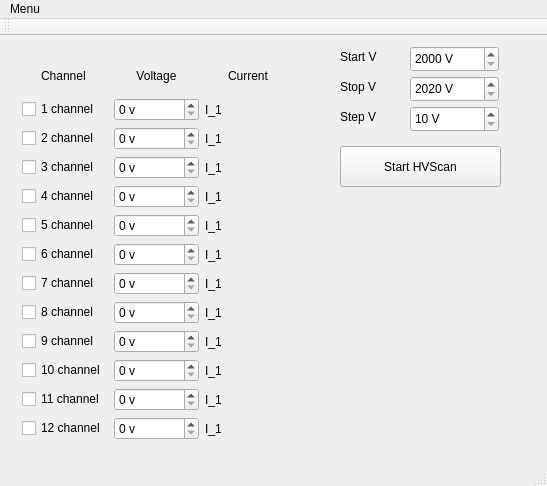
First picture: the form in mainwindow.ui, repository aspirantip/spascharm_hvp, before the edit.
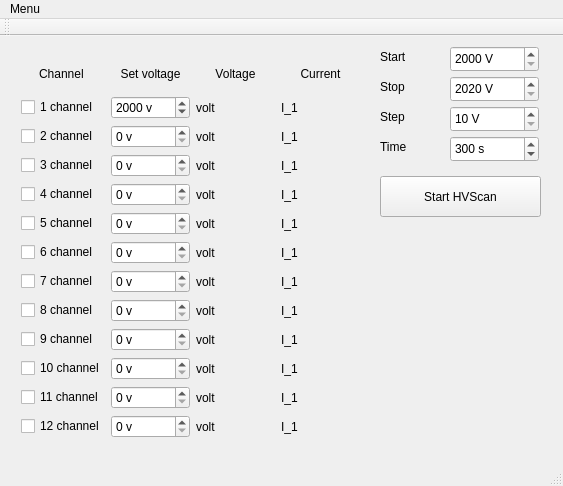
Second picture: the form after the edit.

Commit message: Added widgets for voltage values monitoring.

```diff
--- a/mainwindow.ui
+++ b/mainwindow.ui
@@ -6,7 +6,7 @@
    <rect>
     <x>0</x>
     <y>0</y>
-    <width>547</width>
+    <width>563</width>
     <height>486</height>
    </rect>
   </property>
@@ -17,46 +17,46 @@
    <widget class="QLabel" name="label_4">
     <property name="geometry">
      <rect>
-      <x>340</x>
+      <x>380</x>
       <y>10</y>
       <width>67</width>
       <height>21</height>
      </rect>
     </property>
     <property name="text">
-     <string>Start V</string>
+     <string>Start</string>
     </property>
    </widget>
    <widget class="QLabel" name="label_5">
     <property name="geometry">
      <rect>
-      <x>340</x>
+      <x>380</x>
       <y>40</y>
       <width>67</width>
       <height>21</height>
      </rect>
     </property>
     <property name="text">
-     <string>Stop V</string>
+     <string>Stop</string>
     </property>
    </widget>
    <widget class="QLabel" name="label_6">
     <property name="geometry">
      <rect>
-      <x>340</x>
+      <x>380</x>
       <y>70</y>
       <width>67</width>
       <height>21</height>
      </rect>
     </property>
     <property name="text">
-     <string>Step V</string>
+     <string>Step</string>
     </property>
    </widget>
    <widget class="QSpinBox" name="sbVStart">
     <property name="geometry">
      <rect>
-      <x>410</x>
+      <x>450</x>
       <y>10</y>
       <width>89</width>
       <height>26</height>
@@ -78,7 +78,7 @@
    <widget class="QSpinBox" name="sbVStop">
     <property name="geometry">
      <rect>
-      <x>410</x>
+      <x>450</x>
       <y>40</y>
       <width>89</width>
       <height>26</height>
@@ -100,7 +100,7 @@
    <widget class="QSpinBox" name="sbVStep">
     <property name="geometry">
      <rect>
-      <x>410</x>
+      <x>450</x>
       <y>70</y>
       <width>89</width>
       <height>26</height>
@@ -122,8 +122,8 @@
    <widget class="QPushButton" name="pbStartHVScan">
     <property name="geometry">
      <rect>
-      <x>340</x>
-      <y>110</y>
+      <x>380</x>
+      <y>140</y>
       <width>161</width>
       <height>41</height>
      </rect>
@@ -135,127 +135,13 @@
    <widget class="QWidget" name="layoutWidget">
     <property name="geometry">
      <rect>
-      <x>11</x>
-      <y>12</y>
-      <width>291</width>
+      <x>10</x>
+      <y>10</y>
+      <width>361</width>
       <height>403</height>
      </rect>
     </property>
     <layout class="QGridLayout" name="gridLayout">
-     <item row="0" column="0">
-      <widget class="QLabel" name="label">
-       <property name="text">
-        <string>Channel </string>
-       </property>
-       <property name="alignment">
-        <set>Qt::AlignCenter</set>
-       </property>
-      </widget>
-     </item>
-     <item row="0" column="1">
-      <widget class="QLabel" name="label_2">
-       <property name="text">
-        <string>Voltage</string>
-       </property>
-       <property name="alignment">
-        <set>Qt::AlignCenter</set>
-       </property>
-      </widget>
-     </item>
-     <item row="0" column="2">
-      <widget class="QLabel" name="label_3">
-       <property name="text">
-        <string>Current</string>
-       </property>
-       <property name="alignment">
-        <set>Qt::AlignCenter</set>
-       </property>
-      </widget>
-     </item>
-     <item row="1" column="2">
-      <widget class="QLabel" name="lblCurrent_1">
-       <property name="text">
-        <string>I_1</string>
-       </property>
-      </widget>
-     </item>
-     <item row="2" column="2">
-      <widget class="QLabel" name="lblCurrent_2">
-       <property name="text">
-        <string>I_1</string>
-       </property>
-      </widget>
-     </item>
-     <item row="3" column="2">
-      <widget class="QLabel" name="lblCurrent_3">
-       <property name="text">
-        <string>I_1</string>
-       </property>
-      </widget>
-     </item>
-     <item row="4" column="2">
-      <widget class="QLabel" name="lblCurrent_4">
-       <property name="text">
-        <string>I_1</string>
-       </property>
-      </widget>
-     </item>
-     <item row="5" column="2">
-      <widget class="QLabel" name="lblCurrent_5">
-       <property name="text">
-        <string>I_1</string>
-       </property>
-      </widget>
-     </item>
-     <item row="6" column="2">
-      <widget class="QLabel" name="lblCurrent_6">
-       <property name="text">
-        <string>I_1</string>
-       </property>
-      </widget>
-     </item>
-     <item row="7" column="2">
-      <widget class="QLabel" name="lblCurrent_7">
-       <property name="text">
-        <string>I_1</string>
-       </property>
-      </widget>
-     </item>
-     <item row="8" column="2">
-      <widget class="QLabel" name="lblCurrent_8">
-       <property name="text">
-        <string>I_1</string>
-       </property>
-      </widget>
-     </item>
-     <item row="9" column="2">
-      <widget class="QLabel" name="lblCurrent_9">
-       <property name="text">
-        <string>I_1</string>
-       </property>
-      </widget>
-     </item>
-     <item row="10" column="2">
-      <widget class="QLabel" name="lblCurrent_10">
-       <property name="text">
-        <string>I_1</string>
-       </property>
-      </widget>
-     </item>
-     <item row="11" column="2">
-      <widget class="QLabel" name="lblCurrent_11">
-       <property name="text">
-        <string>I_1</string>
-       </property>
-      </widget>
-     </item>
-     <item row="12" column="2">
-      <widget class="QLabel" name="lblCurrent_12">
-       <property name="text">
-        <string>I_1</string>
-       </property>
-      </widget>
-     </item>
      <item row="1" column="0">
       <widget class="QCheckBox" name="chbChannel_1">
        <property name="text">
@@ -263,31 +149,17 @@
        </property>
       </widget>
      </item>
-     <item row="2" column="0">
-      <widget class="QCheckBox" name="chbChannel_2">
+     <item row="8" column="3">
+      <widget class="QLabel" name="lblCurrent_8">
        <property name="text">
-        <string>2 channel</string>
+        <string>I_1</string>
        </property>
       </widget>
      </item>
-     <item row="3" column="0">
-      <widget class="QCheckBox" name="chbChannel_3">
+     <item row="5" column="3">
+      <widget class="QLabel" name="lblCurrent_5">
        <property name="text">
-        <string>3 channel</string>
-       </property>
-      </widget>
-     </item>
-     <item row="4" column="0">
-      <widget class="QCheckBox" name="chbChannel_4">
-       <property name="text">
-        <string>4 channel</string>
-       </property>
-      </widget>
-     </item>
-     <item row="5" column="0">
-      <widget class="QCheckBox" name="chbChannel_5">
-       <property name="text">
-        <string>5 channel</string>
+        <string>I_1</string>
        </property>
       </widget>
      </item>
@@ -298,13 +170,6 @@
        </property>
       </widget>
      </item>
-     <item row="11" column="0">
-      <widget class="QCheckBox" name="chbChannel_11">
-       <property name="text">
-        <string>11 channel</string>
-       </property>
-      </widget>
-     </item>
      <item row="10" column="0">
       <widget class="QCheckBox" name="chbChannel_10">
        <property name="text">
@@ -312,10 +177,71 @@
        </property>
       </widget>
      </item>
-     <item row="9" column="0">
-      <widget class="QCheckBox" name="chbChannel_9">
+     <item row="11" column="3">
+      <widget class="QLabel" name="lblCurrent_11">
        <property name="text">
-        <string>9 channel</string>
+        <string>I_1</string>
+       </property>
+      </widget>
+     </item>
+     <item row="6" column="3">
+      <widget class="QLabel" name="lblCurrent_6">
+       <property name="text">
+        <string>I_1</string>
+       </property>
+      </widget>
+     </item>
+     <item row="0" column="3">
+      <widget class="QLabel" name="label_3">
+       <property name="text">
+        <string>Current</string>
+       </property>
+       <property name="alignment">
+        <set>Qt::AlignCenter</set>
+       </property>
+      </widget>
+     </item>
+     <item row="5" column="0">
+      <widget class="QCheckBox" name="chbChannel_5">
+       <property name="text">
+        <string>5 channel</string>
+       </property>
+      </widget>
+     </item>
+     <item row="3" column="3">
+      <widget class="QLabel" name="lblCurrent_3">
+       <property name="text">
+        <string>I_1</string>
+       </property>
+      </widget>
+     </item>
+     <item row="1" column="1">
+      <widget class="QSpinBox" name="sbVoltage_1">
+       <property name="suffix">
+        <string notr="true"> v</string>
+       </property>
+       <property name="prefix">
+        <string/>
+       </property>
+       <property name="maximum">
+        <number>2600</number>
+       </property>
+       <property name="value">
+        <number>2000</number>
+       </property>
+      </widget>
+     </item>
+     <item row="10" column="3">
+      <widget class="QLabel" name="lblCurrent_10">
+       <property name="text">
+        <string>I_1</string>
+       </property>
+      </widget>
+     </item>
+     <item row="4" column="0">
+      <widget class="QCheckBox" name="chbChannel_4">
+       <property name="text">
+        <string>4 channel</string>
        </property>
       </widget>
      </item>
@@ -326,69 +252,10 @@
        </property>
       </widget>
      </item>
-     <item row="7" column="0">
-      <widget class="QCheckBox" name="chbChannel_7">
+     <item row="9" column="3">
+      <widget class="QLabel" name="lblCurrent_9">
        <property name="text">
-        <string>7 channel</string>
-       </property>
-      </widget>
-     </item>
-     <item row="6" column="0">
-      <widget class="QCheckBox" name="chbChannel_6">
-       <property name="text">
-        <string>6 channel</string>
-       </property>
-      </widget>
-     </item>
-     <item row="12" column="1">
-      <widget class="QSpinBox" name="sbVoltage_12">
-       <property name="suffix">
-        <string notr="true"> v</string>
-       </property>
-       <property name="prefix">
-        <string/>
-       </property>
-       <property name="maximum">
-        <number>2600</number>
-       </property>
-      </widget>
-     </item>
-     <item row="11" column="1">
-      <widget class="QSpinBox" name="sbVoltage_11">
-       <property name="suffix">
-        <string notr="true"> v</string>
-       </property>
-       <property name="prefix">
-        <string/>
-       </property>
-       <property name="maximum">
-        <number>2600</number>
-       </property>
-      </widget>
-     </item>
-     <item row="10" column="1">
-      <widget class="QSpinBox" name="sbVoltage_10">
-       <property name="suffix">
-        <string notr="true"> v</string>
-       </property>
-       <property name="prefix">
-        <string/>
-       </property>
-       <property name="maximum">
-        <number>2600</number>
-       </property>
-      </widget>
-     </item>
-     <item row="9" column="1">
-      <widget class="QSpinBox" name="sbVoltage_9">
-       <property name="suffix">
-        <string notr="true"> v</string>
-       </property>
-       <property name="prefix">
-        <string/>
-       </property>
-       <property name="maximum">
-        <number>2600</number>
+        <string>I_1</string>
        </property>
       </widget>
      </item>
@@ -405,8 +272,28 @@
        </property>
       </widget>
      </item>
-     <item row="7" column="1">
-      <widget class="QSpinBox" name="sbVoltage_7">
+     <item row="9" column="0">
+      <widget class="QCheckBox" name="chbChannel_9">
+       <property name="text">
+        <string>9 channel</string>
+       </property>
+      </widget>
+     </item>
+     <item row="4" column="1">
+      <widget class="QSpinBox" name="sbVoltage_4">
+       <property name="suffix">
+        <string notr="true"> v</string>
+       </property>
+       <property name="prefix">
+        <string/>
+       </property>
+       <property name="maximum">
+        <number>2600</number>
+       </property>
+      </widget>
+     </item>
+     <item row="10" column="1">
+      <widget class="QSpinBox" name="sbVoltage_10">
        <property name="suffix">
         <string notr="true"> v</string>
        </property>
@@ -431,6 +318,118 @@
        </property>
       </widget>
      </item>
+     <item row="0" column="0">
+      <widget class="QLabel" name="label">
+       <property name="text">
+        <string>Channel </string>
+       </property>
+       <property name="alignment">
+        <set>Qt::AlignCenter</set>
+       </property>
+      </widget>
+     </item>
+     <item row="11" column="1">
+      <widget class="QSpinBox" name="sbVoltage_11">
+       <property name="suffix">
+        <string notr="true"> v</string>
+       </property>
+       <property name="prefix">
+        <string/>
+       </property>
+       <property name="maximum">
+        <number>2600</number>
+       </property>
+      </widget>
+     </item>
+     <item row="11" column="0">
+      <widget class="QCheckBox" name="chbChannel_11">
+       <property name="text">
+        <string>11 channel</string>
+       </property>
+      </widget>
+     </item>
+     <item row="1" column="3">
+      <widget class="QLabel" name="lblCurrent_1">
+       <property name="text">
+        <string>I_1</string>
+       </property>
+      </widget>
+     </item>
+     <item row="12" column="3">
+      <widget class="QLabel" name="lblCurrent_12">
+       <property name="text">
+        <string>I_1</string>
+       </property>
+      </widget>
+     </item>
+     <item row="7" column="3">
+      <widget class="QLabel" name="lblCurrent_7">
+       <property name="text">
+        <string>I_1</string>
+       </property>
+      </widget>
+     </item>
+     <item row="2" column="0">
+      <widget class="QCheckBox" name="chbChannel_2">
+       <property name="text">
+        <string>2 channel</string>
+       </property>
+      </widget>
+     </item>
+     <item row="7" column="1">
+      <widget class="QSpinBox" name="sbVoltage_7">
+       <property name="suffix">
+        <string notr="true"> v</string>
+       </property>
+       <property name="prefix">
+        <string/>
+       </property>
+       <property name="maximum">
+        <number>2600</number>
+       </property>
+      </widget>
+     </item>
+     <item row="2" column="1">
+      <widget class="QSpinBox" name="sbVoltage_2">
+       <property name="suffix">
+        <string notr="true"> v</string>
+       </property>
+       <property name="prefix">
+        <string/>
+       </property>
+       <property name="maximum">
+        <number>2600</number>
+       </property>
+      </widget>
+     </item>
+     <item row="2" column="3">
+      <widget class="QLabel" name="lblCurrent_2">
+       <property name="text">
+        <string>I_1</string>
+       </property>
+      </widget>
+     </item>
+     <item row="7" column="0">
+      <widget class="QCheckBox" name="chbChannel_7">
+       <property name="text">
+        <string>7 channel</string>
+       </property>
+      </widget>
+     </item>
+     <item row="4" column="3">
+      <widget class="QLabel" name="lblCurrent_4">
+       <property name="text">
+        <string>I_1</string>
+       </property>
+      </widget>
+     </item>
+     <item row="3" column="0">
+      <widget class="QCheckBox" name="chbChannel_3">
+       <property name="text">
+        <string>3 channel</string>
+       </property>
+      </widget>
+     </item>
      <item row="5" column="1">
       <widget class="QSpinBox" name="sbVoltage_5">
        <property name="suffix">
@@ -444,8 +443,8 @@
        </property>
       </widget>
      </item>
-     <item row="4" column="1">
-      <widget class="QSpinBox" name="sbVoltage_4">
+     <item row="12" column="1">
+      <widget class="QSpinBox" name="sbVoltage_12">
        <property name="suffix">
         <string notr="true"> v</string>
        </property>
@@ -470,8 +469,15 @@
        </property>
       </widget>
      </item>
-     <item row="2" column="1">
-      <widget class="QSpinBox" name="sbVoltage_2">
+     <item row="6" column="0">
+      <widget class="QCheckBox" name="chbChannel_6">
+       <property name="text">
+        <string>6 channel</string>
+       </property>
+      </widget>
+     </item>
+     <item row="9" column="1">
+      <widget class="QSpinBox" name="sbVoltage_9">
        <property name="suffix">
         <string notr="true"> v</string>
        </property>
@@ -483,28 +489,157 @@
        </property>
       </widget>
      </item>
-     <item row="1" column="1">
-      <widget class="QSpinBox" name="sbVoltage_1">
-       <property name="suffix">
-        <string notr="true"> v</string>
+     <item row="0" column="1">
+      <widget class="QLabel" name="label_2">
+       <property name="text">
+        <string>Set voltage</string>
        </property>
-       <property name="prefix">
-        <string/>
+       <property name="alignment">
+        <set>Qt::AlignCenter</set>
        </property>
-       <property name="maximum">
-        <number>2600</number>
+      </widget>
+     </item>
+     <item row="0" column="2">
+      <widget class="QLabel" name="label_7">
+       <property name="text">
+        <string>Voltage</string>
+       </property>
+       <property name="alignment">
+        <set>Qt::AlignCenter</set>
+       </property>
+      </widget>
+     </item>
+     <item row="1" column="2">
+      <widget class="QLabel" name="lblVoltage_1">
+       <property name="text">
+        <string>volt</string>
+       </property>
+      </widget>
+     </item>
+     <item row="2" column="2">
+      <widget class="QLabel" name="lblVoltage_2">
+       <property name="text">
+        <string>volt</string>
+       </property>
+      </widget>
+     </item>
+     <item row="3" column="2">
+      <widget class="QLabel" name="lblVoltage_3">
+       <property name="text">
+        <string>volt</string>
+       </property>
+      </widget>
+     </item>
+     <item row="4" column="2">
+      <widget class="QLabel" name="lblVoltage_4">
+       <property name="text">
+        <string>volt</string>
+       </property>
+      </widget>
+     </item>
+     <item row="5" column="2">
+      <widget class="QLabel" name="lblVoltage_5">
+       <property name="text">
+        <string>volt</string>
+       </property>
+      </widget>
+     </item>
+     <item row="6" column="2">
+      <widget class="QLabel" name="lblVoltage_6">
+       <property name="text">
+        <string>volt</string>
+       </property>
+      </widget>
+     </item>
+     <item row="7" column="2">
+      <widget class="QLabel" name="lblVoltage_7">
+       <property name="text">
+        <string>volt</string>
+       </property>
+      </widget>
+     </item>
+     <item row="8" column="2">
+      <widget class="QLabel" name="lblVoltage_8">
+       <property name="text">
+        <string>volt</string>
+       </property>
+      </widget>
+     </item>
+     <item row="9" column="2">
+      <widget class="QLabel" name="lblVoltage_9">
+       <property name="text">
+        <string>volt</string>
+       </property>
+      </widget>
+     </item>
+     <item row="10" column="2">
+      <widget class="QLabel" name="lblVoltage_10">
+       <property name="text">
+        <string>volt</string>
+       </property>
+      </widget>
+     </item>
+     <item row="11" column="2">
+      <widget class="QLabel" name="lblVoltage_11">
+       <property name="text">
+        <string>volt</string>
+       </property>
+      </widget>
+     </item>
+     <item row="12" column="2">
+      <widget class="QLabel" name="lblVoltage_12">
+       <property name="text">
+        <string>volt</string>
        </property>
       </widget>
      </item>
     </layout>
    </widget>
+   <widget class="QSpinBox" name="sbVStep_2">
+    <property name="geometry">
+     <rect>
+      <x>450</x>
+      <y>100</y>
+      <width>89</width>
+      <height>26</height>
+     </rect>
+    </property>
+    <property name="suffix">
+     <string notr="true"> s</string>
+    </property>
+    <property name="prefix">
+     <string/>
+    </property>
+    <property name="minimum">
+     <number>1</number>
+    </property>
+    <property name="maximum">
+     <number>1000000</number>
+    </property>
+    <property name="value">
+     <number>300</number>
+    </property>
+   </widget>
+   <widget class="QLabel" name="label_8">
+    <property name="geometry">
+     <rect>
+      <x>380</x>
+      <y>100</y>
+      <width>67</width>
+      <height>21</height>
+     </rect>
+    </property>
+    <property name="text">
+     <string>Time</string>
+    </property>
+   </widget>
   </widget>
   <widget class="QMenuBar" name="menuBar">
    <property name="geometry">
     <rect>
      <x>0</x>
      <y>0</y>
-     <width>547</width>
+     <width>563</width>
      <height>22</height>
     </rect>
    </property>
```
The commit also changes 2 other files.
